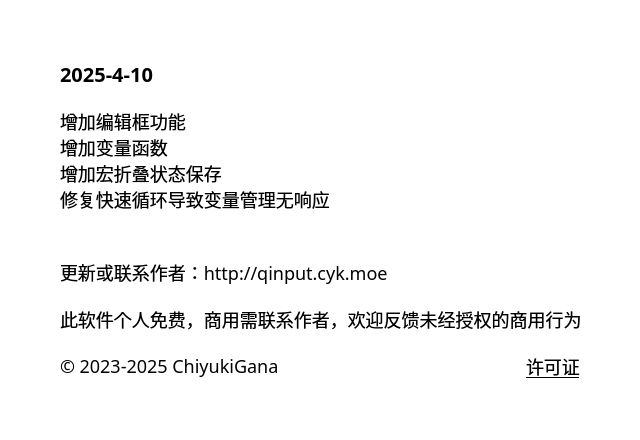
The window that source/ui/AboutUi.ui (ChiyukiGana/Quickinput) describes before a commit, drawn with Qt 5.
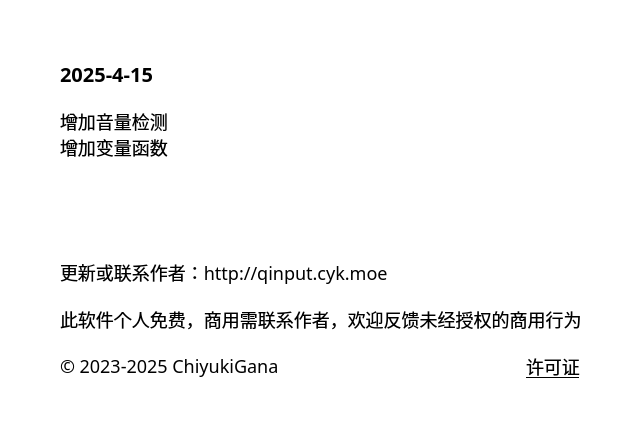
The same window after the commit.

The edit to the form file:
```diff
--- a/source/ui/AboutUi.ui
+++ b/source/ui/AboutUi.ui
@@ -91,7 +91,7 @@
          <string notr="true">font-size:20px</string>
         </property>
         <property name="text">
-         <string>2025-4-10</string>
+         <string>2025-4-15</string>
         </property>
         <property name="textFormat">
          <enum>Qt::PlainText</enum>
@@ -107,10 +107,8 @@
          </sizepolicy>
         </property>
         <property name="text">
-         <string>增加编辑框功能
-增加变量函数
-增加宏折叠状态保存
-修复快速循环导致变量管理无响应</string>
+         <string>增加音量检测
+增加变量函数</string>
         </property>
         <property name="textFormat">
          <enum>Qt::PlainText</enum>
```
